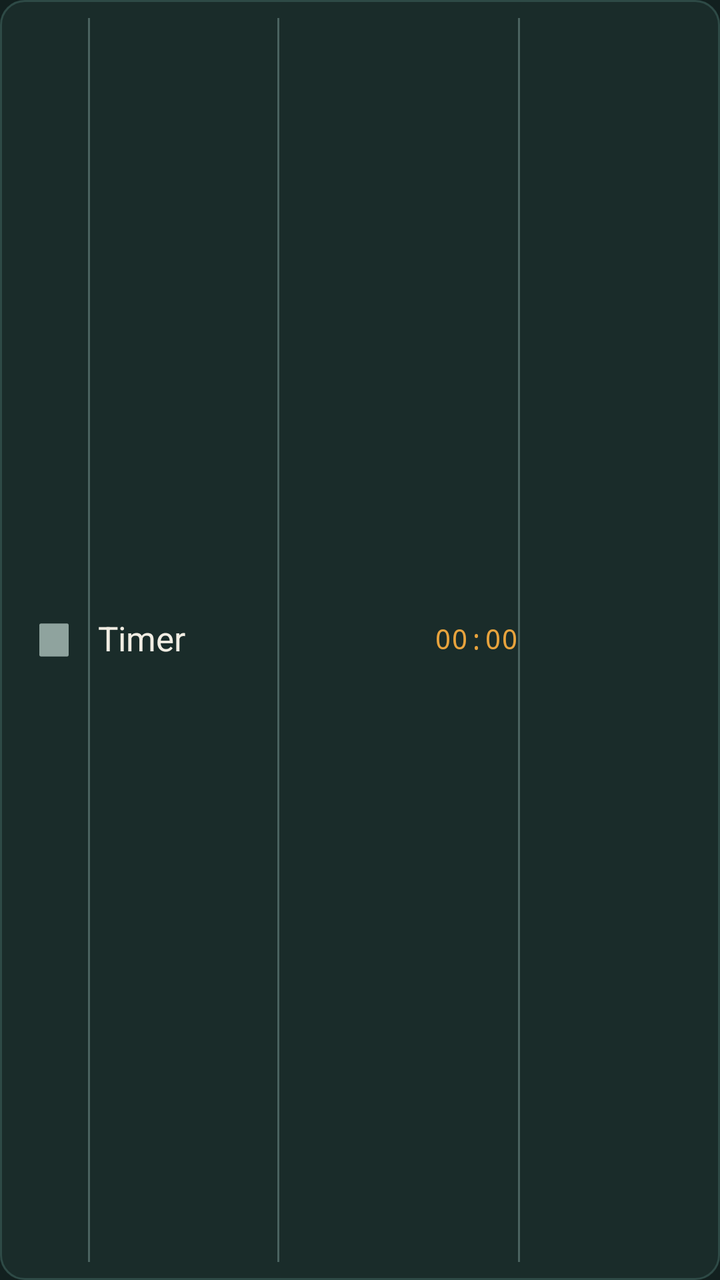
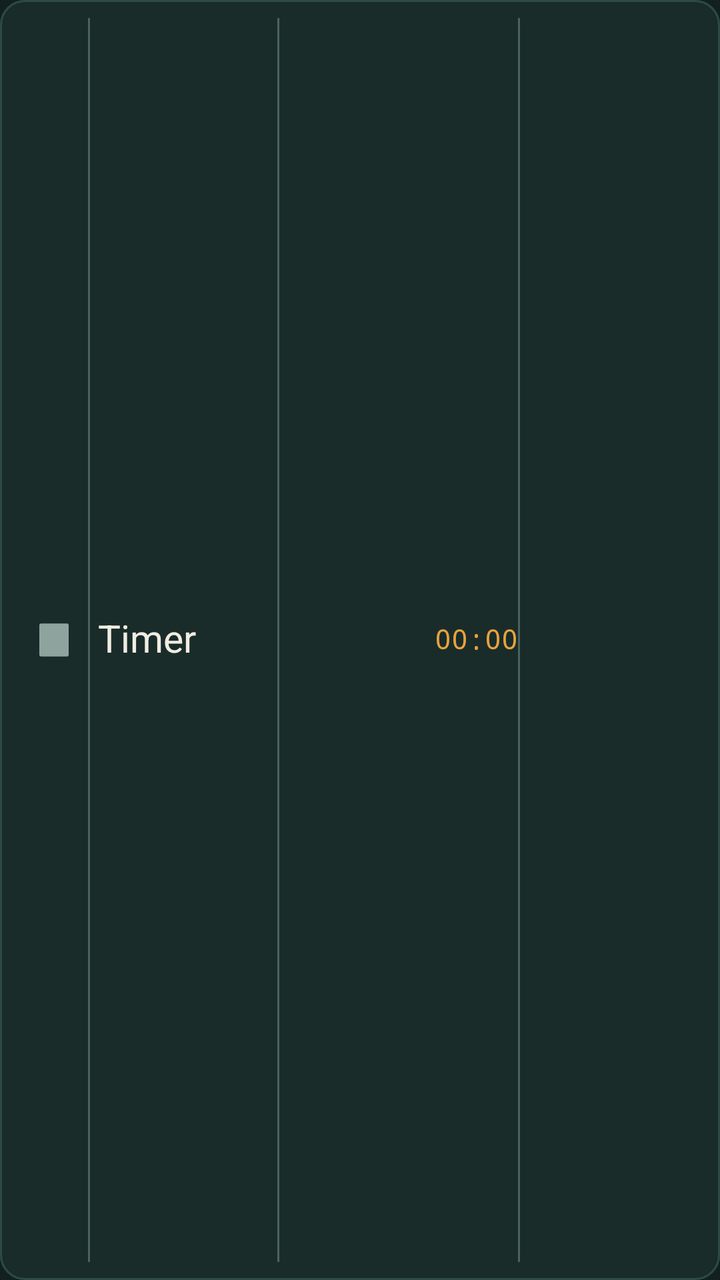

Two renders of the same Android screen: before a commit and after it. Below are the layout's source before the change and the commit's diff.
<!-- AndroidManifest.xml: application theme Theme.FocusLedger -->
<!-- res/layout/row_timer.xml -->
<?xml version="1.0" encoding="utf-8"?>
<FrameLayout xmlns:android="http://schemas.android.com/apk/res/android"
    android:id="@+id/rowRoot"
    android:layout_width="match_parent"
    android:layout_height="64dp"
    android:layout_marginBottom="3dp"
    android:background="@drawable/bg_row_track"
    android:clickable="true"
    android:focusable="true">

    
    <LinearLayout
        android:id="@+id/barContainer"
        android:layout_width="match_parent"
        android:layout_height="match_parent"
        android:orientation="horizontal"
        android:weightSum="1">

        
        <View
            android:id="@+id/barProgress"
            android:layout_width="0dp"
            android:layout_height="match_parent"
            android:layout_weight="0"
            android:background="#3A6841" />

        
        <View
            android:id="@+id/barOver"
            android:layout_width="0dp"
            android:layout_height="match_parent"
            android:layout_weight="0"
            android:background="#8C4726" />

        <View
            android:id="@+id/barRest"
            android:layout_width="0dp"
            android:layout_height="match_parent"
            android:layout_weight="1" />
    </LinearLayout>

    
    <LinearLayout
        android:layout_width="match_parent"
        android:layout_height="match_parent"
        android:orientation="horizontal"
        android:gravity="center_vertical"
        android:paddingStart="10dp"
        android:paddingEnd="10dp"
        android:weightSum="1">

        <ImageView
            android:id="@+id/rowNote"
            android:layout_width="34dp"
            android:layout_height="34dp"
            android:padding="6dp"
            android:src="@drawable/ic_note"
            android:contentDescription="Notes"
            android:clickable="true"
            android:focusable="true" />

        

        
        <View
            android:layout_width="1dp"
            android:layout_height="match_parent"
            android:layout_marginTop="9dp"
            android:layout_marginBottom="9dp"
            android:background="#4A6360" />

        <LinearLayout
            android:id="@+id/rowLabelBox"
            android:layout_width="0dp"
            android:layout_weight="0.30"
            android:layout_height="wrap_content"
            android:layout_marginStart="4dp"
            android:orientation="vertical"
            android:gravity="center_vertical"
            android:clickable="true"
            android:focusable="true">

            <TextView
                android:id="@+id/rowLabel"
                android:layout_width="match_parent"
                android:layout_height="wrap_content"
                android:text="Timer"
                android:textColor="#F1EDE3"
                android:textSize="17sp"
                android:maxLines="1"
                android:ellipsize="end"
                android:includeFontPadding="false" />

            <TextView
                android:id="@+id/rowSub"
                android:layout_width="match_parent"
                android:layout_height="wrap_content"
                android:layout_marginTop="2dp"
                android:fontFamily="monospace"
                android:textSize="13sp"
                android:maxLines="1"
                android:ellipsize="end"
                android:includeFontPadding="false"
                android:visibility="gone" />
        </LinearLayout>

        

        
        <View
            android:layout_width="1dp"
            android:layout_height="match_parent"
            android:layout_marginTop="9dp"
            android:layout_marginBottom="9dp"
            android:background="#4A6360" />

        <TextView
            android:id="@+id/rowTime"
            android:clickable="true"
            android:focusable="true"
            android:layout_width="0dp"
            android:layout_weight="0.40"
            android:layout_height="match_parent"
            android:gravity="end|center_vertical"
            android:text="00:00"
            android:textColor="#E8A33D"
            android:fontFamily="monospace"
            android:maxLines="1"
            android:includeFontPadding="false" />


        
        <View
            android:layout_width="1dp"
            android:layout_height="match_parent"
            android:layout_marginTop="9dp"
            android:layout_marginBottom="9dp"
            android:background="#4A6360" />

        <TextView
            android:id="@+id/rowGoal"
            android:clickable="true"
            android:focusable="true"
            android:layout_width="0dp"
            android:layout_weight="0.30"
            android:layout_height="wrap_content"
            android:gravity="end"
            android:text=""
            android:textColor="#A9BDB8"
            android:fontFamily="monospace"
            android:textSize="22sp"
            android:maxLines="1"
            android:ellipsize="end"
            android:includeFontPadding="false" />

    </LinearLayout>

    
    <View
        android:id="@+id/rowBorder"
        android:layout_width="match_parent"
        android:layout_height="match_parent"
        android:background="@drawable/bg_row_idle" />

</FrameLayout>
<!-- resources referenced by this layout -->
<resources>
  <!-- drawable bg_row_idle (drawable) -->
  <?xml version="1.0" encoding="utf-8"?>
  <shape xmlns:android="http://schemas.android.com/apk/res/android" android:shape="rectangle">
      <solid android:color="@android:color/transparent" />
      <corners android:radius="12dp" />
      <stroke android:width="1dp" android:color="#2E4A46" />
  </shape>
  <!-- drawable bg_row_track (drawable) -->
  <?xml version="1.0" encoding="utf-8"?>
  <shape xmlns:android="http://schemas.android.com/apk/res/android" android:shape="rectangle">
      <solid android:color="#1A2C2A" />
      <corners android:radius="12dp" />
  </shape>
  <!-- drawable ic_note (drawable) -->
  <?xml version="1.0" encoding="utf-8"?>
  <vector xmlns:android="http://schemas.android.com/apk/res/android"
      android:width="24dp"
      android:height="24dp"
      android:viewportWidth="24"
      android:viewportHeight="24"
      android:tint="#8FA39E">
      <path
          android:fillColor="#FFFFFF"
          android:pathData="M5,3h14a1,1 0 0 1 1,1v16a1,1 0 0 1 -1,1H5a1,1 0 0 1 -1,-1V4a1,1 0 0 1 1,-1zM7,7h10v1.6H7zM7,11h10v1.6H7zM7,15h6v1.6H7z" />
  </vector>
  <style name="Theme.FocusLedger" parent="Theme.AppCompat.DayNight.NoActionBar">
          <item name="colorPrimary">#E8A33D</item>
          <item name="colorPrimaryDark">#12201F</item>
          <item name="colorAccent">#6FAFC4</item>
          <item name="android:windowBackground">#12201F</item>
      </style>
</resources>

<!-- the commit's change to res/layout/row_timer.xml (unified diff, before → after) -->
@@ -41,6 +41,7 @@
 
     
     <LinearLayout
+        android:id="@+id/rowContent"
         android:layout_width="match_parent"
         android:layout_height="match_parent"
         android:orientation="horizontal"
@@ -86,7 +87,7 @@
                 android:layout_height="wrap_content"
                 android:text="Timer"
                 android:textColor="#F1EDE3"
-                android:textSize="17sp"
+                android:textSize="19sp"
                 android:maxLines="1"
                 android:ellipsize="end"
                 android:includeFontPadding="false" />
